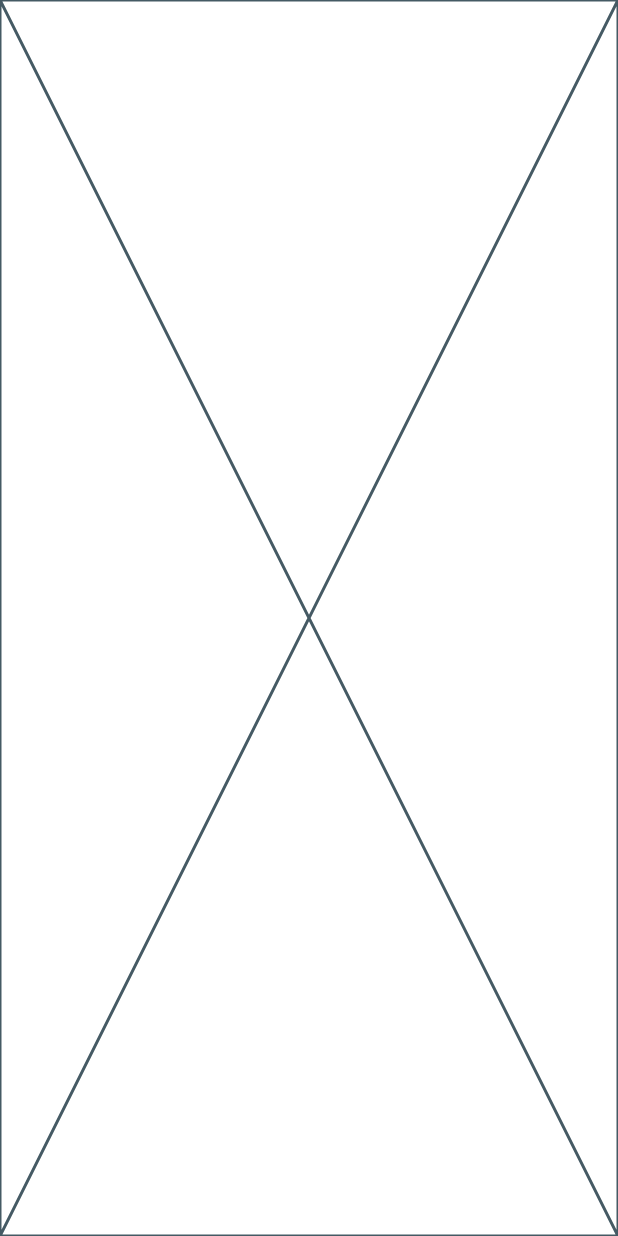
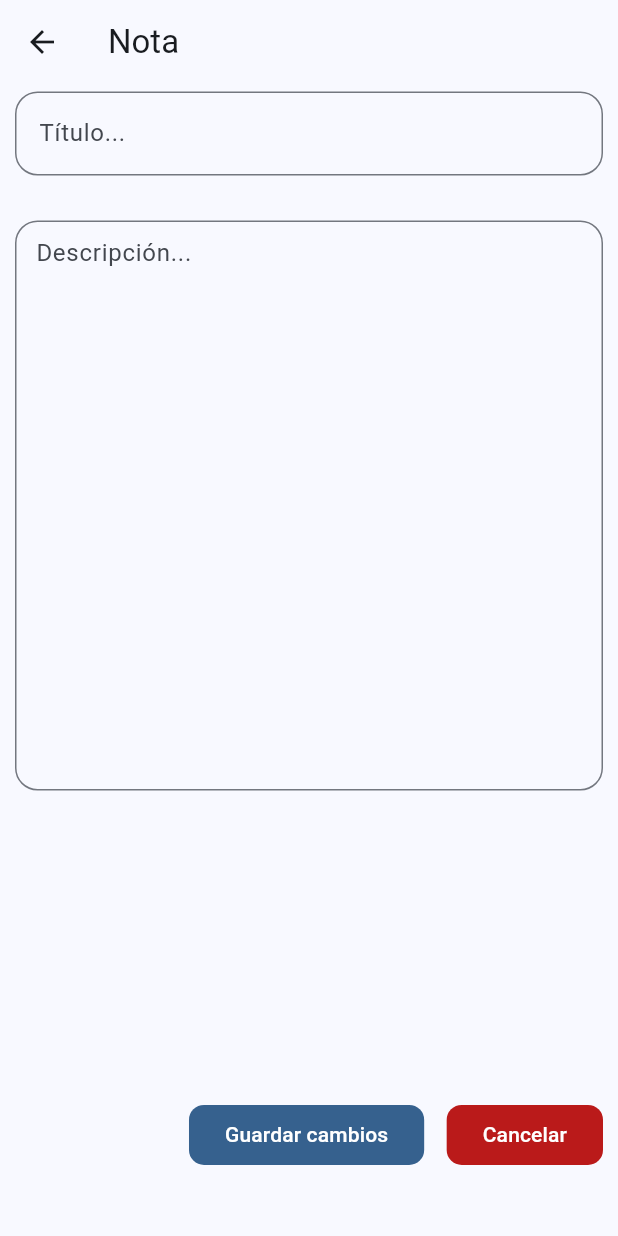
Before and after one commit to germandbl/notes_app, a Flutter app: the screen it shows after launch, after a tap on the "add" icon, on a phone screen of 412 x 824 dp. Run offline on Flutter 3.47's test engine with Material 3 defaults, Android fonts, the phone set to English and light mode, and no system bars; our stand-ins replace go_router.

Commit message:
NoteScreen terminada en cuanto a layout

```diff
--- a/lib/presentation/screens/note_screen.dart
+++ b/lib/presentation/screens/note_screen.dart
@@ -1,10 +1,95 @@
 import 'package:flutter/material.dart';
+import 'package:go_router/go_router.dart';
 
-class NoteScreen extends StatelessWidget {
+class NoteScreen extends StatefulWidget {
   const NoteScreen({super.key});
 
   @override
+  State<NoteScreen> createState() => _NoteScreenState();
+}
+
+class _NoteScreenState extends State<NoteScreen> {
+  final TextEditingController titleController = TextEditingController();
+  final FocusNode titleFocusNode = FocusNode();
+  final TextEditingController descriptionController = TextEditingController();
+  final FocusNode descriptionFocusNode = FocusNode();
+
+  @override
   Widget build(BuildContext context) {
-    return const Placeholder();
+    final colors = Theme.of(context).colorScheme;
+
+    return Scaffold(
+        appBar: AppBar(
+          title: const Text('Nota'),
+        ),
+        body: Form(
+          child: SingleChildScrollView(
+            child: SizedBox(
+              height:
+                  (MediaQuery.of(context).size.height - kToolbarHeight) * 0.95,
+              child: Padding(
+                padding:
+                    const EdgeInsets.symmetric(vertical: 5, horizontal: 10),
+                child: Column(
+                  children: [
+                    TextFormField(
+                      maxLength: 34,
+                      onTapOutside: (event) {
+                        titleFocusNode.unfocus();
+                      },
+                      focusNode: titleFocusNode,
+                      controller: titleController,
+                      decoration: InputDecoration(
+                          labelText: 'Título...',
+                          counterText: "",
+                          border: OutlineInputBorder(
+                              borderRadius: BorderRadius.circular(15))),
+                    ),
+                    const SizedBox(height: 30),
+                    TextFormField(
+                      onTapOutside: (event) {
+                        descriptionFocusNode.unfocus();
+                      },
+                      focusNode: descriptionFocusNode,
+                      controller: descriptionController,
+                      maxLines: 15,
+                      keyboardType: TextInputType.multiline,
+                      decoration: InputDecoration(
+                          alignLabelWithHint: true,
+                          contentPadding: const EdgeInsets.symmetric(
+                              horizontal: 10, vertical: 10),
+                          labelText: 'Descripción...',
+                          border: OutlineInputBorder(
+                              borderRadius: BorderRadius.circular(15))),
+                    ),
+                    const Spacer(),
+                    Row(
+                      mainAxisAlignment: MainAxisAlignment.end,
+                      crossAxisAlignment: CrossAxisAlignment.center,
+                      children: [
+                        FilledButton(
+                            onPressed: () {},
+                            style: FilledButton.styleFrom(
+                                shape: RoundedRectangleBorder(
+                                    borderRadius: BorderRadius.circular(10))),
+                            child: const Text('Guardar cambios')),
+                        const SizedBox(width: 15),
+                        FilledButton(
+                            onPressed: () {
+                              context.pop();
+                            },
+                            style: FilledButton.styleFrom(
+                                backgroundColor: colors.error,
+                                shape: RoundedRectangleBorder(
+                                    borderRadius: BorderRadius.circular(10))),
+                            child: const Text('Cancelar')),
+                      ],
+                    ),
+                  ],
+                ),
+              ),
+            ),
+          ),
+        ));
   }
 }
```
